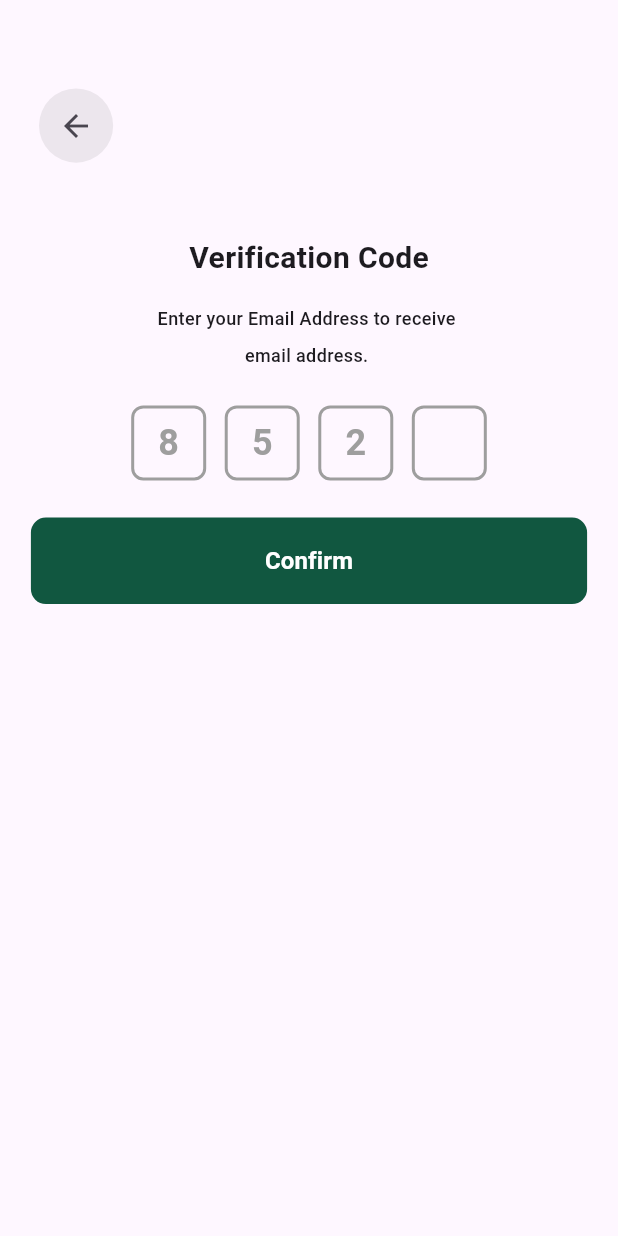
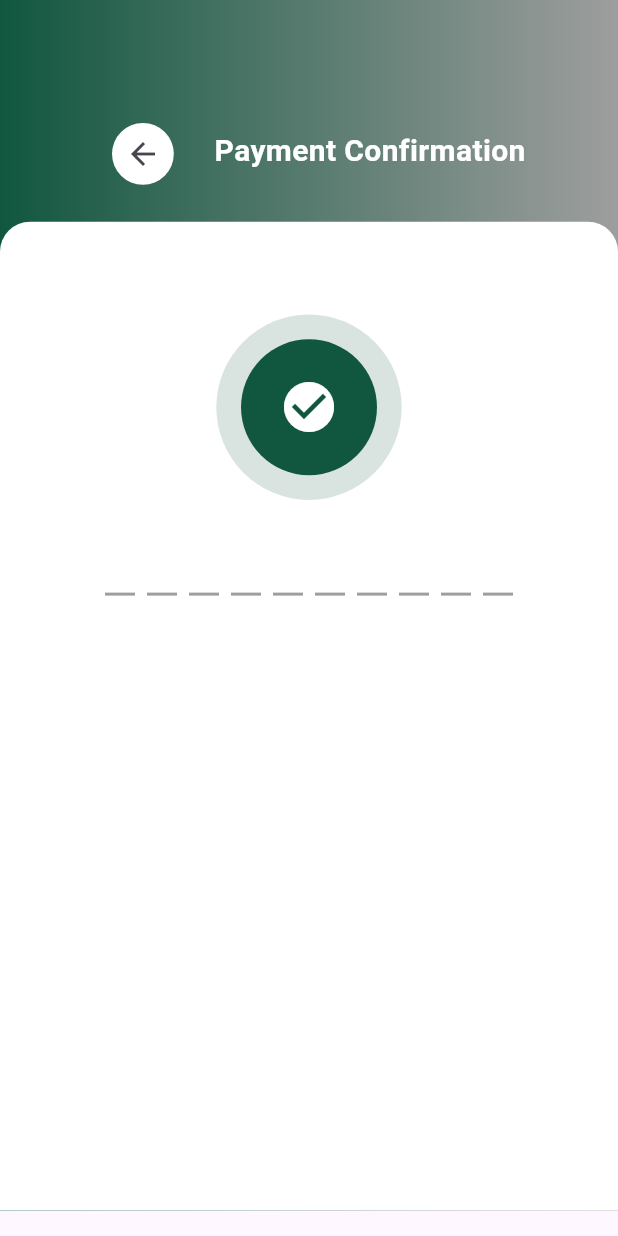
Before and after one commit to allaharakha786/Multi-vender, a Flutter app: the screen it shows after launch, on a phone screen of 412 x 824 dp. Run offline on Flutter 3.47's test engine with Material 3 defaults, Android fonts, the phone set to English and light mode, and no system bars; our stand-ins replace country_picker, flutter_screenutil, flutter_svg, get, image_picker; project files that could hold a hidden picture were left out.

Commit message:
payment confirmation done

```diff
--- a/lib/main.dart
+++ b/lib/main.dart
@@ -9,11 +9,13 @@ import 'view/screens/authentication/signIn/successfully_login.dart';
 import 'view/screens/authentication/signIn/welcomeback_signin.dart';
 import 'view/screens/authentication/signup_screen.dart';
 import 'view/screens/authentication/signIn/veri_code_screen.dart';
+import 'view/screens/payment_confirmation_screens/payment_successful_screen.dart';
 import 'view/screens/proof_identity_document/preview_screen.dart';
 import 'view/screens/proof_identity_document/proof_identity_screen.dart';
 import 'view/screens/proof_identity_document/register_successfull.dart';
 import 'view/screens/proof_identity_document/upload_document_screen.dart';
 import 'view/screens/splash/role_screen.dart';
+import 'view/widgets/image_picker_widget.dart';
 import 'view/widgets/upload_document_widget.dart';
 
 void main() {
@@ -35,7 +37,7 @@ class MyApp extends StatelessWidget {
       child: GetMaterialApp(
       debugShowCheckedModeBanner: false,
 
-        home:  VeriCodeScreen()
+        home:  PaymentSuccessfulScreen()
       ),
     );
   }
--- a/lib/view/screens/authentication/forgot_password_screen.dart
+++ b/lib/view/screens/authentication/forgot_password_screen.dart
@@ -36,7 +36,8 @@ class ForgotPasswordScreen extends StatelessWidget {
               },
               ),
                SizedBox(height: mediaQuerySize.height*0.03.h,),
-               CustomButton(name: 'Send Reset Link',
+               CustomButton(  width: mediaQuerySize.width*0.9,
+               name: 'Send Reset Link',
                onTap: () {
                  if(formKey.currentState!.validate()??false){
 
--- a/lib/view/screens/authentication/signIn/sign_in_screen.dart
+++ b/lib/view/screens/authentication/signIn/sign_in_screen.dart
@@ -16,7 +16,7 @@ class SignInScreen extends StatelessWidget {
         child: Column(
           children: [
 
-           ArrowBackButton(),
+           ArrowBackButton(color: Colors.black.withOpacity(0.07),),
           SizedBox(height: mediaQuerySize.height*0.06.h,),
            Center(child: Text('Verify your Email',style: TextStyle(fontSize: 20,fontWeight: FontWeight.w600),)),
            SizedBox(height: mediaQuerySize.height*0.02.h,),
@@ -33,7 +33,7 @@ class SignInScreen extends StatelessWidget {
             },
             ),
              SizedBox(height: mediaQuerySize.height*0.03.h,),
-             CustomButton(name: 'Send Code'),
+             CustomButton(name: 'Send Code',  width: mediaQuerySize.width*0.9,),
 
           ],
         ),
--- a/lib/view/screens/authentication/signIn/successfully_login.dart
+++ b/lib/view/screens/authentication/signIn/successfully_login.dart
@@ -29,7 +29,7 @@ class SuccessfullyLogin extends StatelessWidget {
            ),
             SizedBox(height: mediaQuerySize.height*0.03.h,),
 
-             CustomButton(name: 'Continue'),
+             CustomButton(name: 'Continue',  width: mediaQuerySize.width*0.9,),
             SizedBox(height: mediaQuerySize.height*0.03.h,),
            TextButton(onPressed: (){},
                      child: Text('Back to Login',style: TextStyle(color: Color(0xffFFCC00),fontSize: 16,fontWeight: FontWeight.bold),)),
--- a/lib/view/screens/authentication/signIn/veri_code_screen.dart
+++ b/lib/view/screens/authentication/signIn/veri_code_screen.dart
@@ -1,69 +1,114 @@
 import 'package:flutter/material.dart';
 import 'package:flutter_screenutil/flutter_screenutil.dart';
+import 'package:get/get.dart';
 
+import '../../../../controllers/getxControllers/otp_verifi_cpntroller.dart';
 import '../../../widgets/arrow_back_button.dart';
 import '../../../widgets/custom_button.dart';
 
+class VeriCodeScreen extends StatelessWidget {
+  VeriCodeScreen({super.key});
 
-class VeriCodeScreen extends StatelessWidget {
-  const VeriCodeScreen({super.key});
+  final VerificationController controller = Get.put(VerificationController());
 
   @override
   Widget build(BuildContext context) {
     Size mediaQuerySize = MediaQuery.of(context).size;
+
     return Scaffold(
-      body: SafeArea(child: Padding(
-        padding: const EdgeInsets.symmetric(vertical: 10,horizontal: 15),
+      body: SafeArea(
+        child: Padding(
+          padding: const EdgeInsets.symmetric(vertical: 10, horizontal: 15),
           child: Column(
             children: [
-
-           ArrowBackButton(),
-          SizedBox(height: mediaQuerySize.height*0.06.h,),
-           Center(child: Text('Verification Code',style: TextStyle(fontSize: 20,fontWeight: FontWeight.w600),)),
-           SizedBox(height: mediaQuerySize.height*0.02.h,),
-           Text('Enter your Email Address to receive ',style: TextStyle(fontSize: 12,fontWeight: FontWeight.w500),),
-            SizedBox(height: mediaQuerySize.height*0.01.h,),
-           Text('email address. ',style: TextStyle(fontSize: 12,fontWeight: FontWeight.w500),),
-            SizedBox(height: mediaQuerySize.height*0.03.h,),
-
+              ArrowBackButton(color: Colors.black.withOpacity(0.07)),
+              SizedBox(height: mediaQuerySize.height * 0.06),
+              Center(
+                child: Text(
+                  'Verification Code',
+                  style: TextStyle(fontSize: 20, fontWeight: FontWeight.w600),
+                ),
+              ),
+              SizedBox(height: mediaQuerySize.height * 0.02),
+              Text(
+                'Enter your Email Address to receive ',
+                style: TextStyle(fontSize: 12, fontWeight: FontWeight.w500),
+              ),
+              SizedBox(height: mediaQuerySize.height * 0.01),
+              Text(
+                'email address.',
+                style: TextStyle(fontSize: 12, fontWeight: FontWeight.w500),
+              ),
+              SizedBox(height: mediaQuerySize.height * 0.03),
               Row(
                 mainAxisAlignment: MainAxisAlignment.center,
                 children: [
-                _buildVerificationBox('8'),
-                SizedBox(width: mediaQuerySize.width*0.03.h,),
-                _buildVerificationBox('5'),
-                SizedBox(width: mediaQuerySize.width*0.03.h,),
-                _buildVerificationBox('2'),
-                SizedBox(width: mediaQuerySize.width*0.03.h,),
-                _buildVerificationBox(''),
-              ],
-             ) ,
-
-             SizedBox(height: mediaQuerySize.height*0.03.h,),
-             CustomButton(name: 'Confirm'),
-         SizedBox(height: mediaQuerySize.height*0.03.h,),
-
-
+                  _buildVerificationBox(controller.code1, 0),
+                  SizedBox(width: mediaQuerySize.width * 0.03),
+                  _buildVerificationBox(controller.code2, 1),
+                  SizedBox(width: mediaQuerySize.width * 0.03),
+                  _buildVerificationBox(controller.code3, 2),
+                  SizedBox(width: mediaQuerySize.width * 0.03),
+                  _buildVerificationBox(controller.code4, 3),
                 ],
               ),
-      )),
+              SizedBox(height: mediaQuerySize.height * 0.03),
+              Obx(
+                () => CustomButton(
+                  width: mediaQuerySize.width * 0.65.w,
+                  name: 'Confirm',
+                  isEnabled: controller.isButtonEnabled.value,
+                  onTap: controller.isButtonEnabled.value
+                      ? () {
+                          print('Verification code confirmed!');
+                        }
+                      : null,
+                ),
+              ),
+              SizedBox(height: mediaQuerySize.height * 0.03),
+            ],
+          ),
+        ),
+      ),
     );
   }
-  Widget _buildVerificationBox(String value) {
-    return Container(
-      height: 50,
-      width: 50,
+
+  Widget _buildVerificationBox(TextEditingController textController, int index,) {
+    //Size mediaQuerySize = MediaQuery.of(context).size;
+    return Obx(
+      () => Container(
+        height: 60,
+        //height: mediaQuerySize.height*0.06.h,
+        width: 60,
         decoration: BoxDecoration(
-        border: Border.all(color: Colors.grey, width: 2),
-        borderRadius: BorderRadius.circular(8),
+          border: Border.all(
+            color: controller.focusStates[index].value
+                ? const Color(0xff115740)
+                : Colors.grey,
+            width: 2,
           ),
-      child: Center(
-        child: Text(
-          value,
-          style: TextStyle(
-            fontSize: 24,
-            fontWeight: FontWeight.bold,
-            color: value.isEmpty ? Colors.black : Colors.grey, // Empty box is black, filled is blue
+          borderRadius: BorderRadius.circular(16),
+        ),
+        child: Focus(
+          onFocusChange: (isFocused) {
+            controller.updateFocus(index, isFocused);
+          },
+          child: TextField(
+            controller: textController,
+            keyboardType: TextInputType.number,
+            textAlign: TextAlign.center,
+            maxLength: 1,
+            style: const TextStyle(fontSize: 24, fontWeight: FontWeight.bold),
+            decoration: const InputDecoration(
+              counterText: '',
+              border: InputBorder.none,
+            ),
+            onChanged: (value) {
+              if (value.length == 1) {
+                FocusScope.of(Get.context!).nextFocus();
+              }
+              controller.validateInput();
+            },
           ),
         ),
       ),
--- a/lib/view/screens/authentication/signIn/welcomeback_signin.dart
+++ b/lib/view/screens/authentication/signIn/welcomeback_signin.dart
@@ -77,7 +77,8 @@ class WelcomebackSignin extends StatelessWidget {
 
 
             SizedBox(height: mediaQuerySize.height*0.03.h,),
-             CustomButton(name: 'Sign up as Posters', onTap: () {
+             CustomButton(  width: mediaQuerySize.width*0.9,
+              name: 'Sign up as Posters', onTap: () {
               if(formKey.currentState!.validate()??false){
                 print('yes');
 
--- a/lib/view/screens/authentication/signup_screen.dart
+++ b/lib/view/screens/authentication/signup_screen.dart
@@ -129,7 +129,9 @@ Customfield(hintText: 'Phone Number',
                     SizedBox(height: mediaQuerySize.height*0.03.h,),
             TermsAndConditionsText(),
             SizedBox(height: mediaQuerySize.height*0.03.h,),
-            CustomButton(name: 'Sign up as Posters', onTap: () {
+            CustomButton(
+                width: mediaQuerySize.width*0.9,
+              name: 'Sign up as Posters', onTap: () {
               if(formKey.currentState!.validate()??false){
                 print('yes');
 
--- /dev/null
+++ b/lib/view/screens/payment_confirmation_screens/payment_successful_screen.dart
@@ -0,0 +1,96 @@
+import 'package:flutter/material.dart';
+import 'package:flutter_screenutil/flutter_screenutil.dart';
+import 'package:multi_vender/controllers/utils/app_colors.dart';
+import 'package:multi_vender/view/widgets/arrow_back_button.dart';
+class PaymentSuccessfulScreen extends StatelessWidget {
+  const PaymentSuccessfulScreen({super.key});
+
+  @override
+  Widget build(BuildContext context) {
+    Size mediaQuerySize = MediaQuery.of(context).size;
+    return Scaffold(
+      body: SafeArea(
+        child: SingleChildScrollView(
+          child: Stack(
+
+            children:[ Container(
+              decoration: BoxDecoration(
+               gradient: LinearGradient(colors: [
+                AppColors.buttonColor,
+                Colors.grey
+                // Colors.white.withOpacity(0.95)
+               ])
+              ),
+              child: Column(
+                children: [
+                  SizedBox(height: mediaQuerySize.height*0.04.h,),
+                  Row(
+                    mainAxisAlignment: MainAxisAlignment.center,
+                    children: [
+
+                       ArrowBackButton(color: Colors.white,),
+                      //  SizedBox(width: mediaQuerySize.width*0.05.w,),
+                       Padding(
+                         padding: const EdgeInsets.only(top: 46,left: 25),
+                         child: Text('Payment Confirmation',style: TextStyle(color: Colors.white,fontWeight: FontWeight.bold,fontSize: 20),),
+                       ),
+
+
+                    ],
+                  ),
+                  SizedBox(height: mediaQuerySize.height*0.03.h,),
+                   Container(
+                     height:mediaQuerySize.height*0.8.h,
+                     width: mediaQuerySize.width*1.w,
+                     decoration: BoxDecoration(
+                      borderRadius: BorderRadius.only(topLeft: Radius.circular(20),topRight: Radius.circular(20)),
+                      color: Colors.white),
+                     child: Column(
+                     children: [
+                     Container(
+  height: mediaQuerySize.height * 0.3.h,
+  width: mediaQuerySize.width * 0.3.w,
+  decoration: BoxDecoration(
+    color: Color(0xff115740).withOpacity(0.16),
+    shape: BoxShape.circle,
+  ),
+  child: Center( // Center the smaller container
+    child: Container(
+      height: mediaQuerySize.height * 0.22.h, // Adjust size as needed
+      width: mediaQuerySize.width * 0.22.w,  // Adjust size as needed
+      decoration: BoxDecoration(
+        color: Color(0xff115740),
+        shape: BoxShape.circle, // Keep the inner container circular
+      ),
+      child: Icon(Icons.check_circle,color: Colors.white,size: 40,),
+    ),
+  ),
+),
+Row(
+      mainAxisAlignment: MainAxisAlignment.center, // Center the divider
+      children: List.generate(
+        10, // Number of small lines
+        (index) => Padding(
+          padding: const EdgeInsets.symmetric(horizontal: 4.0), // Gap between lines
+          child: Container(
+            height: 2, // Height of the line
+            width: 20, // Width of each line
+            color: Colors.grey, // Line color
+          ),
+        ),
+      ),
+    )
+                     ],
+                                       ),
+                   )
+
+                ],
+              ),
+            ),
+          ]
+          ),
+        )
+        ),
+    );
+  }
+}
--- a/lib/view/screens/proof_identity_document/proof_identity_screen.dart
+++ b/lib/view/screens/proof_identity_document/proof_identity_screen.dart
@@ -23,7 +23,7 @@ class ProofIdentityScreen extends StatelessWidget {
         child: Column(
           children: [
 
-           ArrowBackButton(),
+           ArrowBackButton(color: Colors.black.withOpacity(0.07)),
           SizedBox(height: mediaQuerySize.height*0.06.h,),
            Center(child: Text('Proof of Identity',style: TextStyle(fontSize: 20,fontWeight: FontWeight.w600),)),
            SizedBox(height: mediaQuerySize.height*0.02.h,),
@@ -52,7 +52,7 @@ class ProofIdentityScreen extends StatelessWidget {
               SizedBox(height: mediaQuerySize.height*0.05.h,),
 
 
-             CustomButton(name: 'Confirm'),
+             CustomButton(  width: mediaQuerySize.width*0.9,name: 'Confirm'),
          SizedBox(height: mediaQuerySize.height*0.03.h,),
 
 
--- a/lib/view/screens/proof_identity_document/register_successfull.dart
+++ b/lib/view/screens/proof_identity_document/register_successfull.dart
@@ -39,7 +39,7 @@ class RegisterSuccessfull extends StatelessWidget {
            ),
             SizedBox(height: mediaQuerySize.height*0.03.h,),
 
-             CustomButton(name: 'Continue'),
+             CustomButton(  width: mediaQuerySize.width*0.9,name: 'Continue'),
 
           ],
         ),
--- a/lib/view/widgets/arrow_back_button.dart
+++ b/lib/view/widgets/arrow_back_button.dart
@@ -2,7 +2,8 @@ import 'package:flutter/material.dart';
 import 'package:flutter_screenutil/flutter_screenutil.dart';
 
 class ArrowBackButton extends StatelessWidget {
-  const ArrowBackButton({super.key});
+  final Color? color;
+   ArrowBackButton({super.key,this.color});
 
   @override
   Widget build(BuildContext context) {
@@ -12,10 +13,10 @@ class ArrowBackButton extends StatelessWidget {
       child: Padding(
               padding: const EdgeInsets.only(top: 49,left: 11),
               child: Container(
-                height: mediaQuerySize.height*0.06.h,
-                width: mediaQuerySize.width*0.12.w,
+                height: mediaQuerySize.height*0.05.h,
+                width: mediaQuerySize.width*0.11.w,
                 decoration: BoxDecoration(
-                  color: Colors.black.withOpacity(0.07),
+                  color: color,
                   shape: BoxShape.circle
                 ),
                 child: IconButton(onPressed: (){},
--- a/pubspec.yaml
+++ b/pubspec.yaml
@@ -41,6 +41,7 @@ dependencies:
   country_picker: ^2.0.27
   font_awesome_flutter: ^10.8.0
   image_picker: ^1.1.2
+  permission_handler: ^11.3.1
 
 dev_dependencies:
   flutter_test:
```
Also changed, not shown: lib/controllers/getxControllers/otp_verifi_cpntroller.dart (added, +39 -0 lines), lib/view/screens/proof_identity_document/preview_screen.dart (+72 -43 lines), lib/view/screens/proof_identity_document/upload_document_screen.dart (+19 -5 lines), lib/view/screens/splash/splash_screen.dart (+9 -50 lines), lib/view/widgets/custom_button.dart (+5 -2 lines), lib/view/widgets/custom_user_widget.dart (+5 -4 lines), lib/view/widgets/image_picker_widget.dart (added, +176 -0 lines), pubspec.lock, 4 other files. Lines whose indentation alone changed are shown as unchanged.
